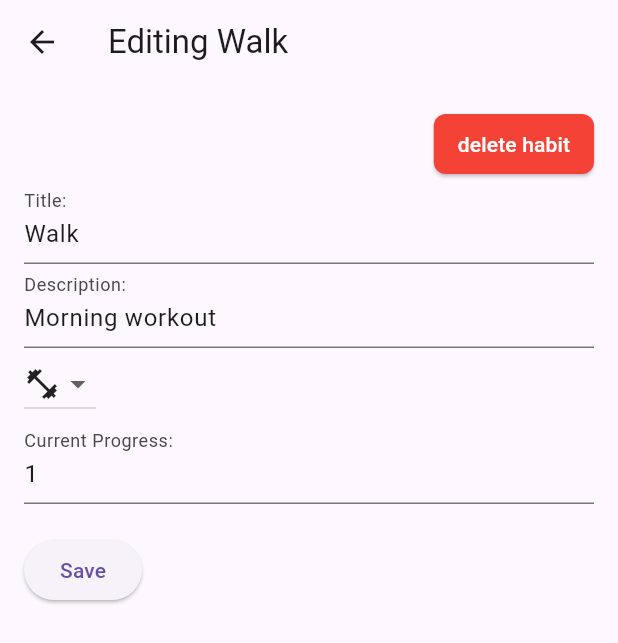
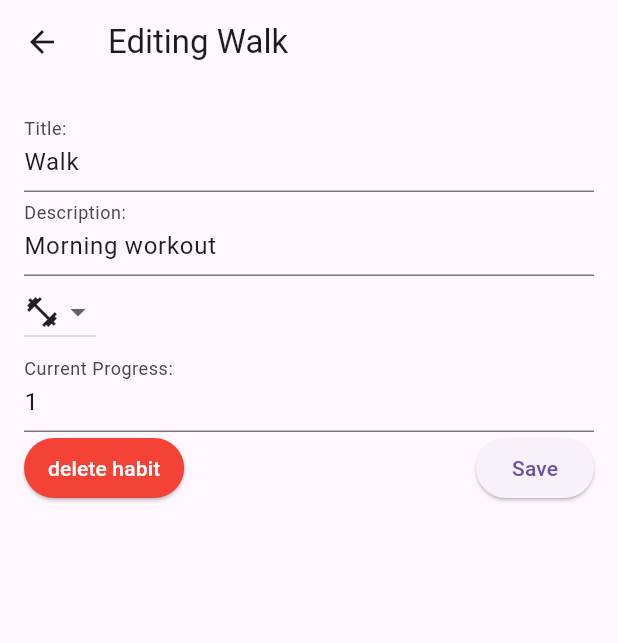
Before and after one commit to FloC0ding/HCI_habit_tracker, a Flutter app: the screen it shows after launch, after a tap on "Walk", after a tap on the "more vert" icon, on a phone screen of 412 x 824 dp. Shown: the top 643 px of the screen. Run offline on Flutter 3.47's test engine with Material 3 defaults, Android fonts, the phone set to English and light mode, and no system bars.

Commit message:
formating fixes, delete button

```diff
--- a/App 1/lib/main.dart
+++ b/App 1/lib/main.dart
@@ -89,7 +89,7 @@ class _HabitTrackerPageState extends State<HabitTrackerPage> {
         clicked: false,
         num_iterations: 0,
         limit_iterations: 10,
-        timeUnit: "day",
+        timeUnit: "month",
         color: getRandomPastelColor(),
         flameColor: getRandomPastelColor2(),
       ),
@@ -102,7 +102,7 @@ class _HabitTrackerPageState extends State<HabitTrackerPage> {
         iconData: Icons.book,
         clicked: false,
         num_iterations: 0,
-        limit_iterations: 10,
+        limit_iterations: 8,
         timeUnit: "week",
         color: getRandomPastelColor(),
         flameColor: getRandomPastelColor2(),
@@ -111,7 +111,7 @@ class _HabitTrackerPageState extends State<HabitTrackerPage> {
         title: 'Music',
         description: 'Play an instrument',
         value: 0,
-        unitValue: "15",
+        unitValue: "40",
         unit: Unit.Duration,
         iconData: Icons.music_note,
         clicked: false,
@@ -125,13 +125,13 @@ class _HabitTrackerPageState extends State<HabitTrackerPage> {
         title: 'Work',
         description: 'Complete tasks',
         value: 0,
-        unitValue: "5",
+        unitValue: "60",
         unit: Unit.Duration,
         iconData: Icons.work,
         clicked: false,
         num_iterations: 0,
-        limit_iterations: 10,
-        timeUnit: "week",
+        limit_iterations: 6,
+        timeUnit: "day",
         color: getRandomPastelColor(),
         flameColor: getRandomPastelColor2(),
       ),
@@ -392,6 +392,9 @@ class _HabitTrackerPageState extends State<HabitTrackerPage> {
               Padding(
                 padding: const EdgeInsets.all(8.0),
                 child: Row(
+                  mainAxisAlignment: MainAxisAlignment.spaceBetween,
+                  children: [
+                    Row(
                       mainAxisAlignment: MainAxisAlignment.start,
                       children: [
                         Text(
@@ -406,6 +409,9 @@ class _HabitTrackerPageState extends State<HabitTrackerPage> {
                           Icons.whatshot,
                           color: habit.flameColor,
                         ),
+                      ],
+                    ),
+
                     //adding the new limit_iterations and iterations
                     Text(
                       '${habit.num_iterations} / ${habit.limit_iterations} per ${habit.timeUnit}',
@@ -652,27 +658,6 @@ class _DetailsPageState extends State<DetailsPage> {
         child: Column(
           crossAxisAlignment: CrossAxisAlignment.start,
           children: [
-            Row(
-              mainAxisAlignment: MainAxisAlignment.end,
-              children: [
-                ElevatedButton(
-                    onPressed: () {
-                      widget.deleteHabitCallback(widget.habit);
-                      Navigator.pop(context);
-                    },
-                    style: ElevatedButton.styleFrom(
-                      backgroundColor: Colors.red,
-                      foregroundColor: Colors.white,
-                      padding: EdgeInsets.symmetric(
-                          vertical: 9.0, horizontal: 16.0), // change values
-                      shape: RoundedRectangleBorder(
-                        borderRadius: BorderRadius.circular(8.0),
-                      ),
-                    ),
-                    child: const Text('delete habit'))
-              ],
-            ),
-
             TextField(
               controller: selectedTitle,
               decoration: const InputDecoration(labelText: 'Title: '),
@@ -707,7 +692,21 @@ class _DetailsPageState extends State<DetailsPage> {
                   const InputDecoration(labelText: 'Current Progress: '),
             ),
 
-            const SizedBox(height: 20),
+            Row(
+              mainAxisAlignment: MainAxisAlignment.spaceBetween,
+              children: [
+                ElevatedButton(
+                    onPressed: () {
+                      widget.deleteHabitCallback(widget.habit);
+                      Navigator.pop(context);
+                    },
+                    style: ElevatedButton.styleFrom(
+                      backgroundColor: Colors.red,
+                      foregroundColor: Colors.white,
+                      padding: EdgeInsets.symmetric(
+                          vertical: 9.0, horizontal: 16.0), // change values
+                    ),
+                    child: const Text('delete habit')),
                 ElevatedButton(
                   onPressed: () {
                     widget.habit.title = selectedTitle.text;
@@ -720,8 +719,8 @@ class _DetailsPageState extends State<DetailsPage> {
                     widget.habit.value = (widget.habit.num_iterations /
                             widget.habit.limit_iterations)
                         .floor();
-                widget.habit.num_iterations =
-                    widget.habit.num_iterations % widget.habit.limit_iterations;
+                    widget.habit.num_iterations = widget.habit.num_iterations %
+                        widget.habit.limit_iterations;
                     Navigator.pop(
                         context, widget.habit); // Return the updated habit
                   },
@@ -729,6 +728,8 @@ class _DetailsPageState extends State<DetailsPage> {
                 ),
               ],
             ),
+          ],
+        ),
       ),
     );
   }
```
Lines whose indentation alone changed are shown as unchanged.
